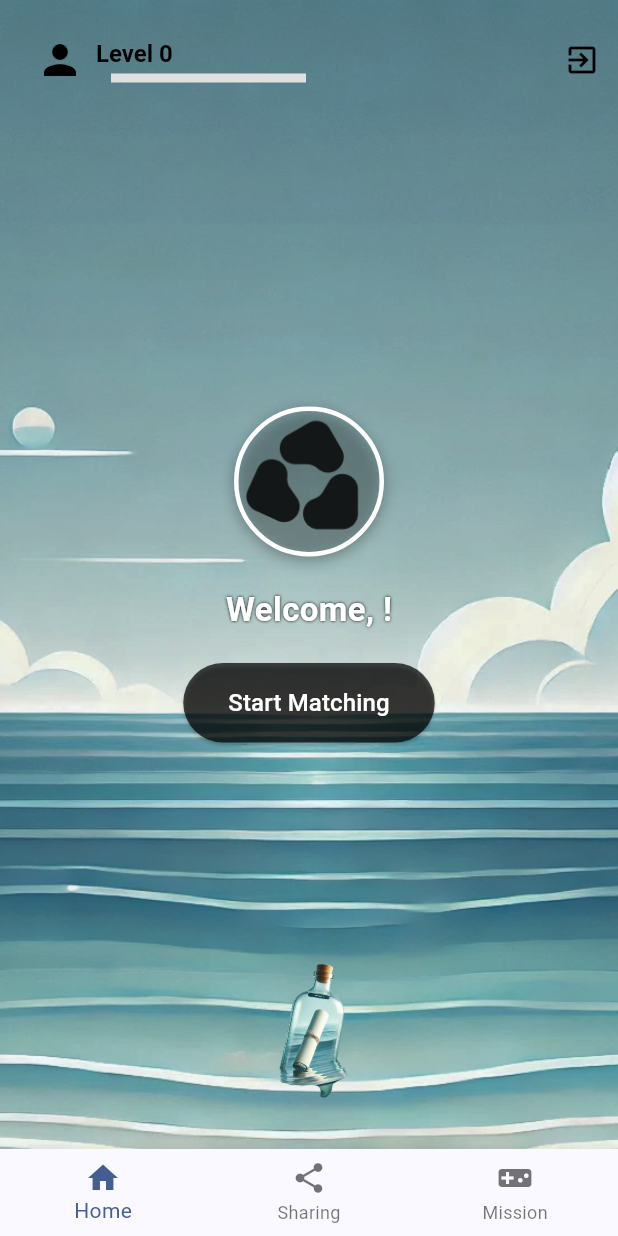
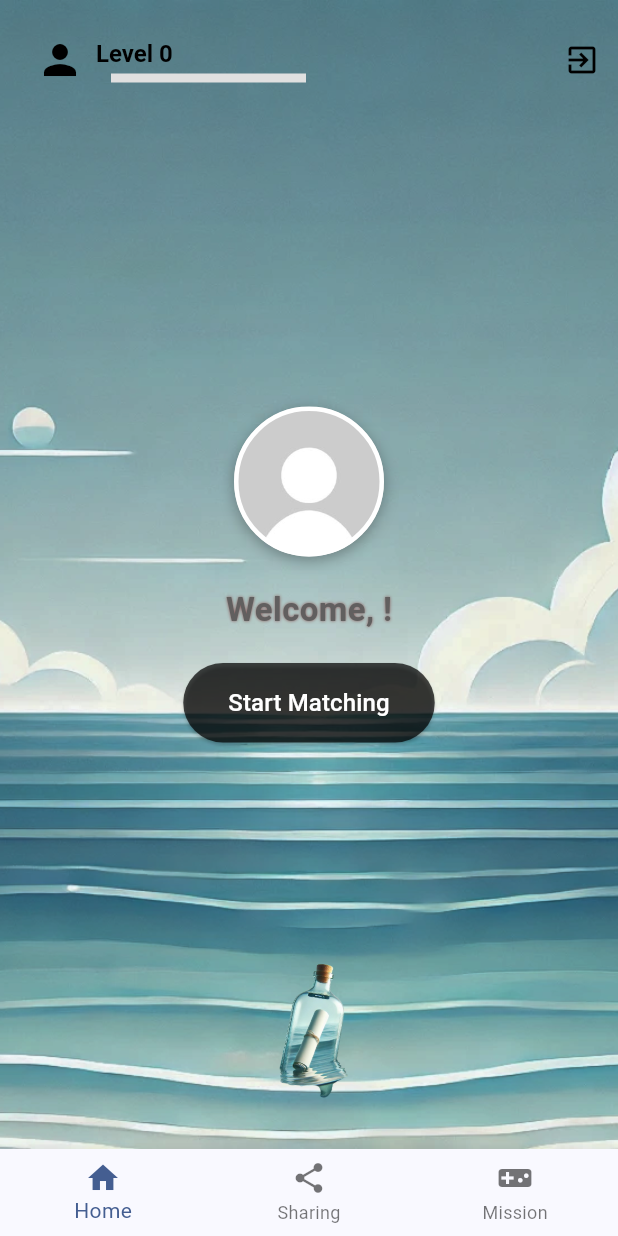
Before and after one commit to Yung729/blindmate, a Flutter app: the screen it shows once a user with an empty profile is signed in, on a phone screen of 412 x 824 dp. Run offline on Flutter 3.47's test engine with Material 3 defaults, Android fonts, the phone set to English and light mode, and no system bars; drawn by our look-alikes of percent_indicator; our stand-ins replace animated_text_kit, cloud_firestore, device_info_plus, firebase_auth, firebase_core, google_generative_ai and 4 more; missing offline and left inert: metadata_fetch; accounts and stored records are empty; project files that could hold a hidden picture were left out.

Commit message:
Update home_screen.dart

```diff
--- a/lib/views/screens/home_screen.dart
+++ b/lib/views/screens/home_screen.dart
@@ -140,13 +140,13 @@ class _HomeScreenState extends State<HomeScreen>
                                     image: DecorationImage(
                                       image: authState.currentUser!.avatarImg.isNotEmpty
                                           ? NetworkImage(authState.currentUser!.avatarImg)
-                                          : const AssetImage('assets/logo.png')
+                                          : const AssetImage('assets/default_pic.jpg')
                                               as ImageProvider,
                                       fit: BoxFit.cover,
                                     ),
                                   ),
                                 )
-                              : Image.asset('assets/logo.png', height: 100),
+                              : Image.asset('assets/default_pic.jpg', height: 100),
                           const SizedBox(height: 20),
 
                           // Welcome text
@@ -156,9 +156,9 @@ class _HomeScreenState extends State<HomeScreen>
                               style: const TextStyle(
                                 fontSize: 22,
                                 fontWeight: FontWeight.bold,
-                                color: Colors.white,
+                                color: Color.fromARGB(255, 97, 95, 95),
                                 shadows: [
-                                  Shadow(blurRadius: 2, color: Colors.black),
+                                  Shadow(blurRadius: 2, color: Color.fromARGB(255, 135, 90, 90)),
                                 ],
                               ),
                             )
```
